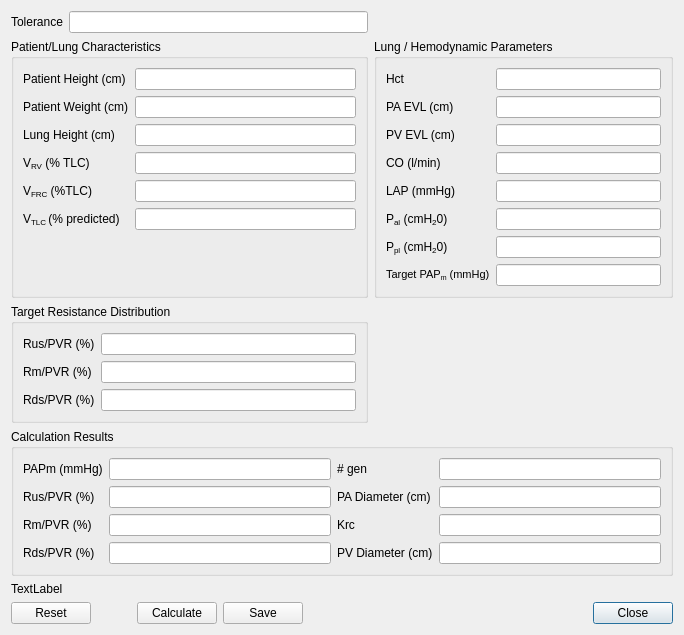
This is src/calibratedlg.ui in AdamMajer/bshouty-lung-model as Qt 5 draws it before an edit. The edited form follows.
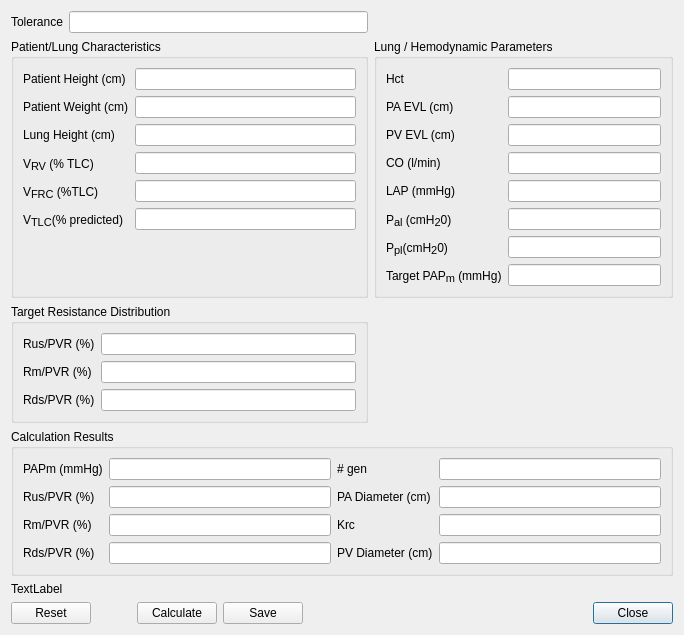
This is the edited form. Custom widgets are drawn as their Qt base class.

Commit message: Increased font size of all subscripts in labels to 12 points

```diff
--- a/src/calibratedlg.ui
+++ b/src/calibratedlg.ui
@@ -118,7 +118,7 @@
 &lt;html&gt;&lt;head&gt;&lt;meta name=&quot;qrichtext&quot; content=&quot;1&quot; /&gt;&lt;style type=&quot;text/css&quot;&gt;
 p, li { white-space: pre-wrap; }
 &lt;/style&gt;&lt;/head&gt;&lt;body style=&quot; font-family:'Sans Serif'; font-size:9pt; font-weight:400; font-style:normal;&quot;&gt;
-&lt;p style=&quot; margin-top:0px; margin-bottom:0px; margin-left:0px; margin-right:0px; -qt-block-indent:0; text-indent:0px;&quot;&gt;V&lt;span style=&quot; vertical-align:sub;&quot;&gt;RV&lt;/span&gt; (% TLC)&lt;/p&gt;&lt;/body&gt;&lt;/html&gt;</string>
+&lt;p style=&quot; margin-top:0px; margin-bottom:0px; margin-left:0px; margin-right:0px; -qt-block-indent:0; text-indent:0px;&quot;&gt;V&lt;span style=&quot; font-size:12pt; vertical-align:sub;&quot;&gt;RV&lt;/span&gt; (% TLC)&lt;/p&gt;&lt;/body&gt;&lt;/html&gt;</string>
         </property>
         <property name="buddy">
          <cstring>Vrv</cstring>
@@ -146,7 +146,7 @@
 &lt;html&gt;&lt;head&gt;&lt;meta name=&quot;qrichtext&quot; content=&quot;1&quot; /&gt;&lt;style type=&quot;text/css&quot;&gt;
 p, li { white-space: pre-wrap; }
 &lt;/style&gt;&lt;/head&gt;&lt;body style=&quot; font-family:'Sans Serif'; font-size:9pt; font-weight:400; font-style:normal;&quot;&gt;
-&lt;p style=&quot; margin-top:0px; margin-bottom:0px; margin-left:0px; margin-right:0px; -qt-block-indent:0; text-indent:0px;&quot;&gt;V&lt;span style=&quot; vertical-align:sub;&quot;&gt;FRC&lt;/span&gt; (%TLC)&lt;/p&gt;&lt;/body&gt;&lt;/html&gt;</string>
+&lt;p style=&quot; margin-top:0px; margin-bottom:0px; margin-left:0px; margin-right:0px; -qt-block-indent:0; text-indent:0px;&quot;&gt;V&lt;span style=&quot; font-size:12pt; vertical-align:sub;&quot;&gt;FRC&lt;/span&gt; (%TLC)&lt;/p&gt;&lt;/body&gt;&lt;/html&gt;</string>
         </property>
         <property name="buddy">
          <cstring>Vfrc</cstring>
@@ -170,7 +170,7 @@
       <item row="5" column="0">
        <widget class="QLabel" name="label_30">
         <property name="text">
-         <string>&lt;html&gt;&lt;head/&gt;&lt;body&gt;&lt;p&gt;V&lt;span style=&quot; vertical-align:sub;&quot;&gt;TLC &lt;/span&gt;(% predicted)&lt;/p&gt;&lt;/body&gt;&lt;/html&gt;</string>
+         <string>&lt;html&gt;&lt;head/&gt;&lt;body&gt;&lt;p&gt;V&lt;span style=&quot; font-size:12pt; vertical-align:sub;&quot;&gt;TLC&lt;/span&gt;&lt;span style=&quot; vertical-align:sub;&quot;/&gt;(% predicted)&lt;/p&gt;&lt;/body&gt;&lt;/html&gt;</string>
         </property>
        </widget>
       </item>
@@ -279,7 +279,7 @@
       <item row="5" column="0">
        <widget class="QLabel" name="label_14">
         <property name="text">
-         <string>&lt;html&gt;&lt;head/&gt;&lt;body&gt;&lt;p&gt;P&lt;span style=&quot; vertical-align:sub;&quot;&gt;al&lt;/span&gt; (cmH&lt;span style=&quot; vertical-align:sub;&quot;&gt;2&lt;/span&gt;0)&lt;/p&gt;&lt;/body&gt;&lt;/html&gt;</string>
+         <string>&lt;html&gt;&lt;head/&gt;&lt;body&gt;&lt;p&gt;P&lt;span style=&quot; font-size:12pt; vertical-align:sub;&quot;&gt;al&lt;/span&gt; (cmH&lt;span style=&quot; font-size:12pt; vertical-align:sub;&quot;&gt;2&lt;/span&gt;0)&lt;/p&gt;&lt;/body&gt;&lt;/html&gt;</string>
         </property>
         <property name="buddy">
          <cstring>Pal</cstring>
@@ -303,7 +303,7 @@
       <item row="6" column="0">
        <widget class="QLabel" name="label_13">
         <property name="text">
-         <string>&lt;html&gt;&lt;head/&gt;&lt;body&gt;&lt;p&gt;P&lt;span style=&quot; vertical-align:sub;&quot;&gt;pl&lt;/span&gt; (cmH&lt;span style=&quot; vertical-align:sub;&quot;&gt;2&lt;/span&gt;0)&lt;/p&gt;&lt;/body&gt;&lt;/html&gt;</string>
+         <string>&lt;html&gt;&lt;head/&gt;&lt;body&gt;&lt;p&gt;P&lt;span style=&quot; font-size:12pt; vertical-align:sub;&quot;&gt;pl&lt;/span&gt;&lt;span style=&quot; font-size:12pt;&quot;/&gt;(cmH&lt;span style=&quot; font-size:12pt; vertical-align:sub;&quot;&gt;2&lt;/span&gt;0)&lt;/p&gt;&lt;/body&gt;&lt;/html&gt;</string>
         </property>
         <property name="buddy">
          <cstring>Ppl</cstring>
@@ -331,7 +331,7 @@
 &lt;html&gt;&lt;head&gt;&lt;meta name=&quot;qrichtext&quot; content=&quot;1&quot; /&gt;&lt;style type=&quot;text/css&quot;&gt;
 p, li { white-space: pre-wrap; }
 &lt;/style&gt;&lt;/head&gt;&lt;body style=&quot; font-family:'Sans Serif'; font-size:9pt; font-weight:400; font-style:normal;&quot;&gt;
-&lt;p style=&quot; margin-top:12px; margin-bottom:12px; margin-left:0px; margin-right:0px; -qt-block-indent:0; text-indent:0px;&quot;&gt;&lt;span style=&quot; font-family:'MS Shell Dlg 2'; font-size:8pt;&quot;&gt;Target PAP&lt;/span&gt;&lt;span style=&quot; font-family:'MS Shell Dlg 2'; font-size:8pt; vertical-align:sub;&quot;&gt;m&lt;/span&gt;&lt;span style=&quot; font-family:'MS Shell Dlg 2'; font-size:8pt;&quot;&gt; (mmHg)&lt;/span&gt;&lt;/p&gt;&lt;/body&gt;&lt;/html&gt;</string>
+&lt;p style=&quot; margin-top:12px; margin-bottom:12px; margin-left:0px; margin-right:0px; -qt-block-indent:0; text-indent:0px;&quot;&gt;&lt;span style=&quot; font-family:'MS Shell Dlg 2';&quot;&gt;Target PAP&lt;/span&gt;&lt;span style=&quot; font-family:'MS Shell Dlg 2'; font-size:12pt; vertical-align:sub;&quot;&gt;m&lt;/span&gt;&lt;span style=&quot; font-family:'MS Shell Dlg 2';&quot;&gt; (mmHg)&lt;/span&gt;&lt;/p&gt;&lt;/body&gt;&lt;/html&gt;</string>
         </property>
         <property name="buddy">
          <cstring>target_PAPm</cstring>
```
The commit also changes 2 other files.
